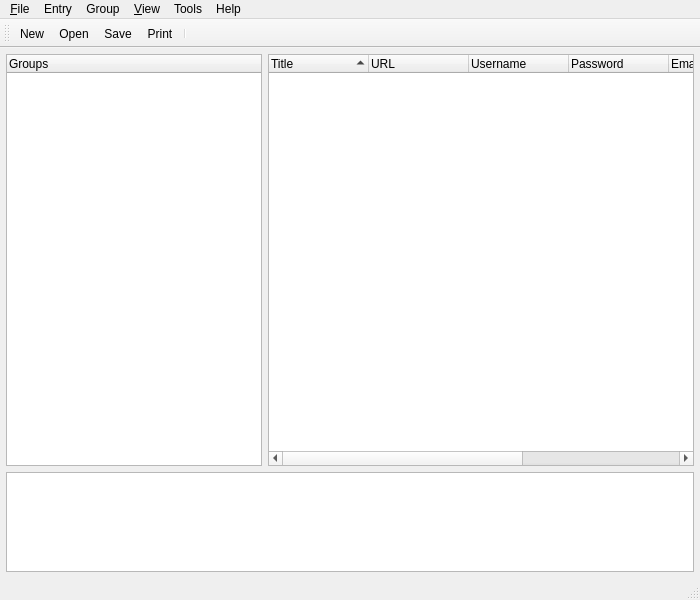
Qt form silverlock/mainwindow.ui (petroules/silverlock) before a commit.
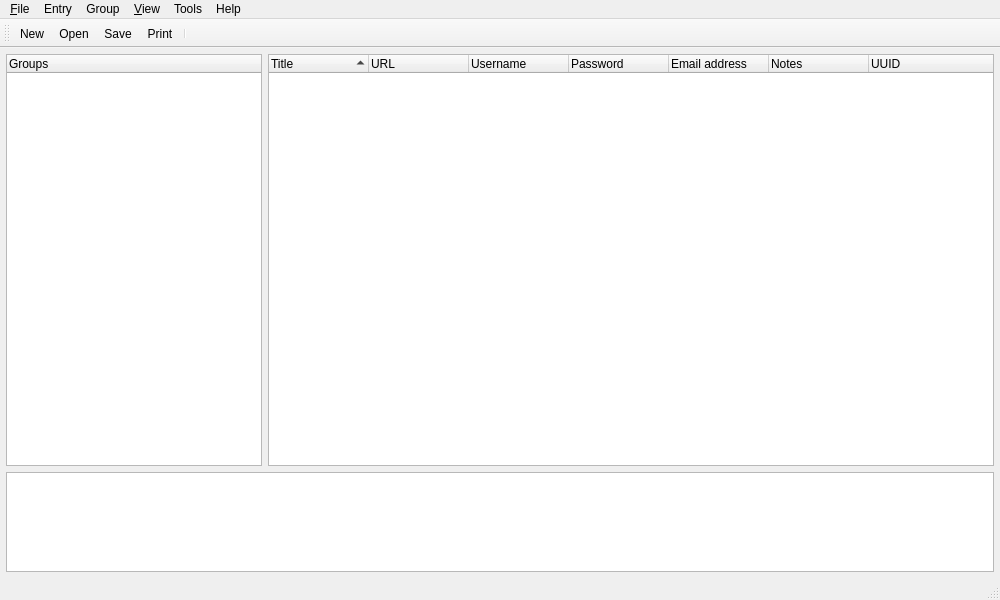
The same form after that commit. Icons and pictures are not drawn.

Patch:
```diff
--- a/silverlock/mainwindow.ui
+++ b/silverlock/mainwindow.ui
@@ -6,7 +6,7 @@
    <rect>
     <x>0</x>
     <y>0</y>
-    <width>700</width>
+    <width>1000</width>
     <height>600</height>
    </rect>
   </property>
@@ -121,7 +121,7 @@
     <rect>
      <x>0</x>
      <y>0</y>
-     <width>700</width>
+     <width>1000</width>
      <height>21</height>
     </rect>
    </property>
```
Left out of the diff: 61 changed lines with no effect on the pictures.
